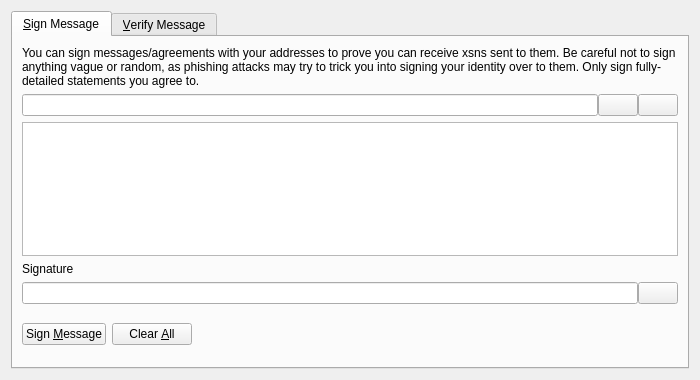
Before: the Qt Designer form src/qt/forms/signverifymessagedialog.ui in X9Developers/XSN, drawn with Qt 5.
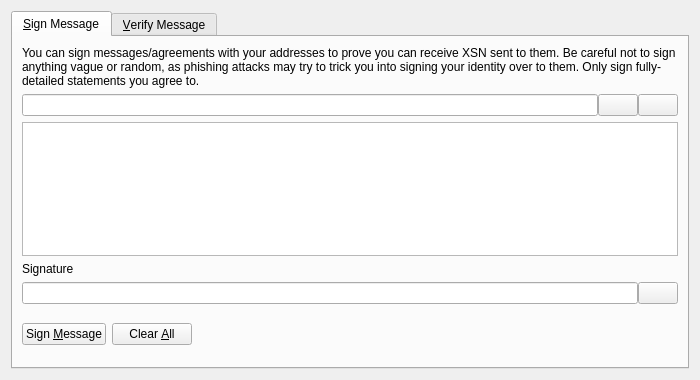
After: the same form once the commit is applied. Icons and pictures are not drawn. Custom widgets are drawn as their Qt base class.

The edit to the form file:
```diff
--- a/src/qt/forms/signverifymessagedialog.ui
+++ b/src/qt/forms/signverifymessagedialog.ui
@@ -30,7 +30,7 @@
        <item>
         <widget class="QLabel" name="infoLabel_SM">
          <property name="text">
-          <string>You can sign messages/agreements with your addresses to prove you can receive xsns sent to them. Be careful not to sign anything vague or random, as phishing attacks may try to trick you into signing your identity over to them. Only sign fully-detailed statements you agree to.</string>
+          <string>You can sign messages/agreements with your addresses to prove you can receive XSN sent to them. Be careful not to sign anything vague or random, as phishing attacks may try to trick you into signing your identity over to them. Only sign fully-detailed statements you agree to.</string>
          </property>
          <property name="textFormat">
           <enum>Qt::PlainText</enum>
```
Left out of the diff: 34 changed lines with no effect on the pictures.
